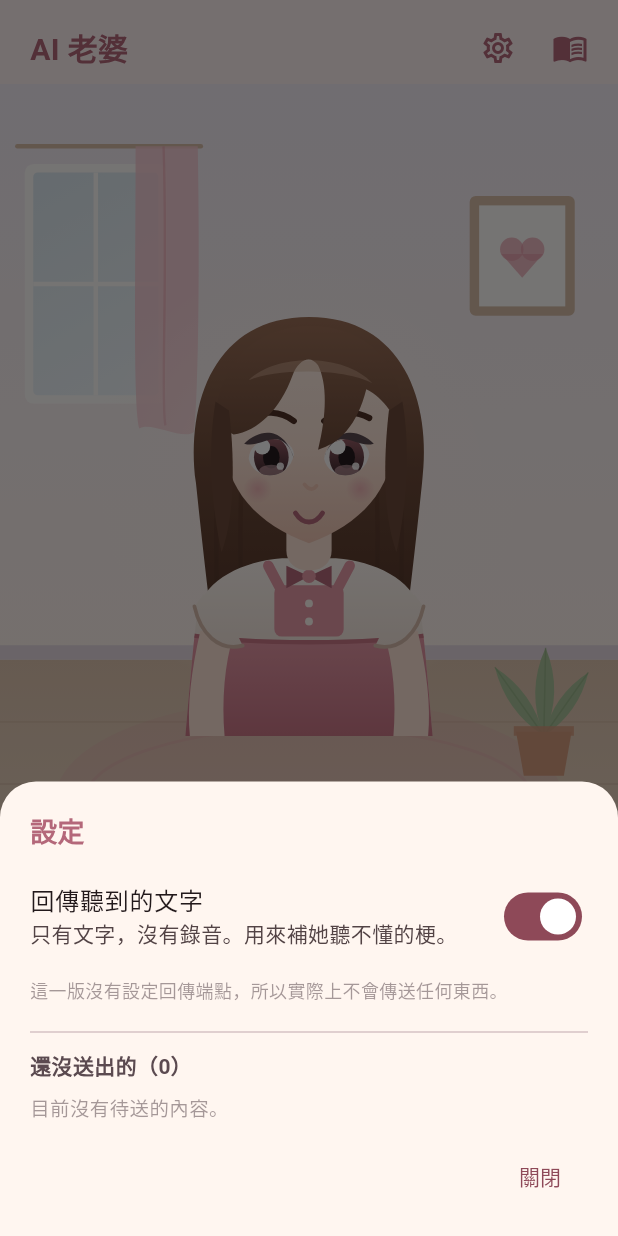
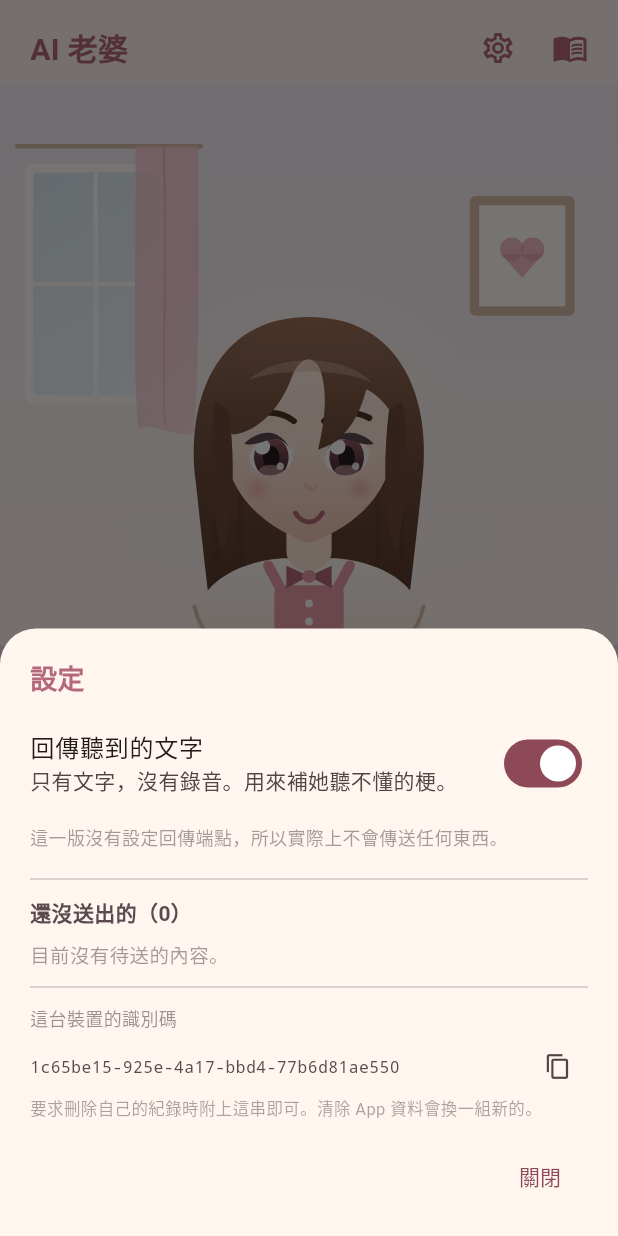
Before and after one commit to joechiboo/honey-mishears, a Flutter app: the screen it shows after launch, after a tap on the "settings" icon, on a phone screen of 412 x 824 dp. Run offline on Flutter 3.47's test engine with Material 3 defaults, Android fonts, the phone set to English and light mode, and no system bars; our stand-ins replace permission_handler, rive, shared_preferences, speech_to_text.

Commit message:
docs: 上架盤點與隱私政策草稿，並補上裝置識別碼的顯示
盤點的結論是上架前卡在工具鏈：Play 從 2026-08-31 起要求新上架與更新
target API 36，而且 target 35 以上必須支援 16 KB memory page size。
兩件都不是改數字能解決的——compileSdk 36 要 AGP 8.9+，16 KB 對齊要靠
Flutter 引擎重新編譯過的 .so，而專案用的 3.19.6 是 2024 年 4 月的版本。
所以路徑是先升 Flutter 到 3.47.5。play-release.md 列了預期會壞的地方
（withOpacity、rive、speech_to_text）以及 android/ 那些不能丟的客製。

隱私政策草稿留了兩個 <> 要填。順手補上設定面板顯示裝置識別碼並可複製：
政策承諾「可以要求刪除自己的紀錄」，而我們刻意不收任何能識別身分的東西，
那串 UUID 就是唯一的憑據——政策上寫得到、App 裡拿不到，承諾就是空的。

manifest 的 INTERNET 註解原本寫「改成強制離線辨識可移除」，
現在逐字稿回傳也要用它，照著做會把上傳弄壞。

Co-Authored-By: Claude Opus 5 (1M context) <noreply@anthropic.com>

```diff
--- a/lib/ui/widgets/telemetry_sheet.dart
+++ b/lib/ui/widgets/telemetry_sheet.dart
@@ -1,4 +1,5 @@
 import 'package:flutter/material.dart';
+import 'package:flutter/services.dart';
 
 import '../../core/app_theme.dart';
 import '../../core/telemetry_config.dart';
@@ -175,6 +176,55 @@ class _TelemetrySheetState extends State<TelemetrySheet> {
               ),
             ),
 
+          const Divider(height: 24),
+
+          // 識別碼要看得到也複製得走：隱私政策承諾「可以要求刪除自己的紀錄」，
+          // 而我們刻意不收任何能識別身分的東西，所以這串是唯一的憑據。
+          // 政策上寫得到、App 裡拿不到，那個承諾就是空的。
+          Text(
+            '這台裝置的識別碼',
+            style: TextStyle(
+              fontSize: 12,
+              color: AppTheme.ink.withOpacity(0.6),
+            ),
+          ),
+          const SizedBox(height: 4),
+          Row(
+            children: [
+              Expanded(
+                child: Text(
+                  widget.store.deviceId,
+                  style: const TextStyle(
+                    fontSize: 11,
+                    fontFamily: 'monospace',
+                  ),
+                ),
+              ),
+              IconButton(
+                visualDensity: VisualDensity.compact,
+                tooltip: '複製',
+                icon: const Icon(Icons.copy_outlined, size: 18),
+                onPressed: () async {
+                  // messenger 先抓好再 await：await 之後這個 context
+                  // 可能已經不在樹上了
+                  final messenger = ScaffoldMessenger.of(context);
+                  await Clipboard.setData(
+                      ClipboardData(text: widget.store.deviceId));
+                  messenger.showSnackBar(
+                    const SnackBar(content: Text('識別碼已複製')),
+                  );
+                },
+              ),
+            ],
+          ),
+          Text(
+            '要求刪除自己的紀錄時附上這串即可。清除 App 資料會換一組新的。',
+            style: TextStyle(
+              fontSize: 11,
+              color: AppTheme.ink.withOpacity(0.5),
+            ),
+          ),
+
           const SizedBox(height: 12),
           Row(
             children: [
```
Also changed, not shown: 3 other files.
